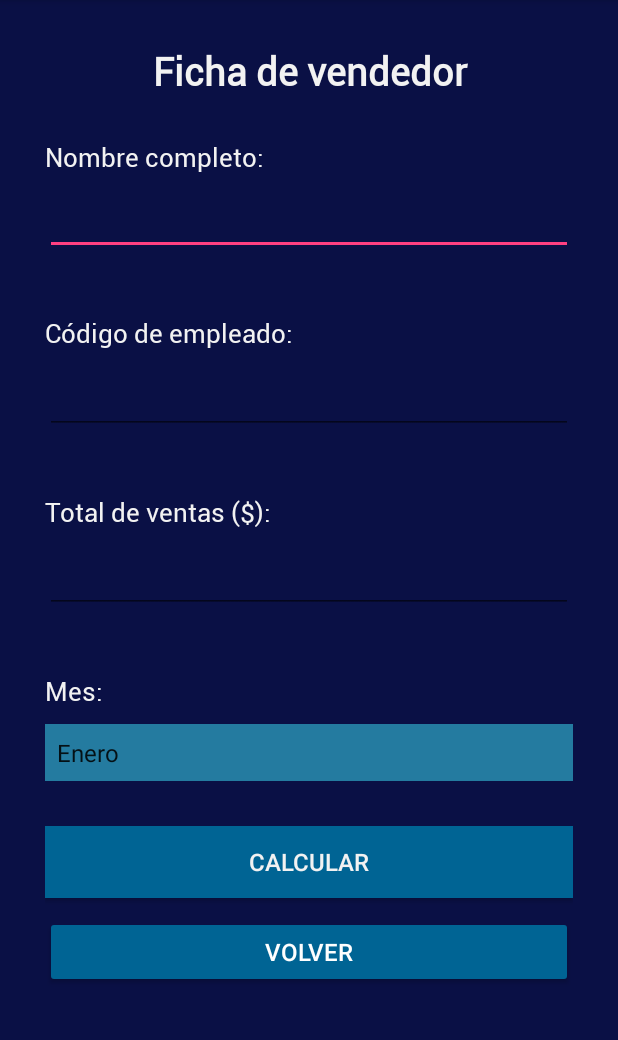
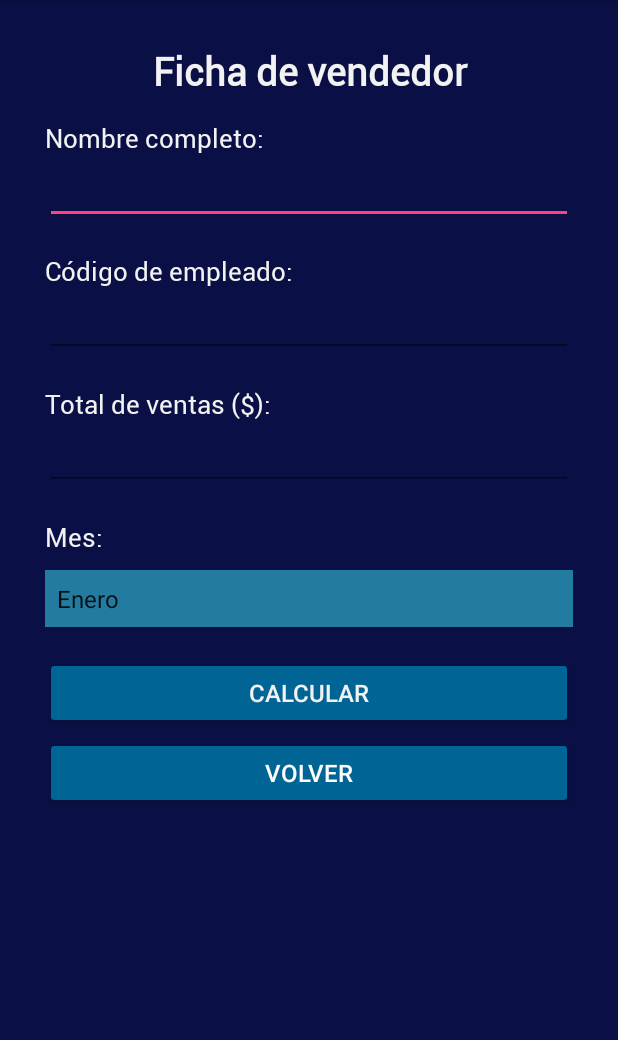
Before and after one commit to Ernest00/Prueba_Practica_1_DSM_LA181955_MA181956, an Android app: the screen it shows after launch (FichaVendedorActivity), on a phone screen of 412 x 824 dp, the part 84-1124 px from its top. Run offline under Robolectric (Android 15) with nearby library versions, the phone set to English and light mode, and no system bars.

Commit message:
Agregando linear layput y scroll view a formulario de ventas

```diff
--- a/PruebaPractica1DSM_LA181955_MA181956/app/src/main/java/com/example/pruebapractica1dsm_la181955_ma181956/FichaVendedorActivity.kt
+++ b/PruebaPractica1DSM_LA181955_MA181956/app/src/main/java/com/example/pruebapractica1dsm_la181955_ma181956/FichaVendedorActivity.kt
@@ -37,7 +37,7 @@ class FichaVendedorActivity : AppCompatActivity() {
         }
 
         btnCalcular.setOnClickListener {
-
+            spinner.selectedItem
         }
     }
 }
--- a/PruebaPractica1DSM_LA181955_MA181956/app/src/main/res/layout/activity_ficha_vendedor.xml
+++ b/PruebaPractica1DSM_LA181955_MA181956/app/src/main/res/layout/activity_ficha_vendedor.xml
@@ -7,9 +7,18 @@
     android:background="#0A1045"
     android:padding="30sp"
     android:textAlignment="center"
-    tools:context=".FichaVendedorActivity"
-    tools:menu="Hola">
+    tools:context=".FichaVendedorActivity">
+    <ScrollView
+        android:id="@+id/scrollVertical"
+        android:layout_width="match_parent"
+        android:layout_height="match_parent"
+        tools:layout_editor_absoluteX="1dp"
+        tools:layout_editor_absoluteY="1dp">
 
+        <LinearLayout
+            android:layout_width="match_parent"
+            android:layout_height="wrap_content"
+            android:orientation="vertical" >
             <TextView
                 android:id="@+id/txtTituloFichaVendedor"
                 android:layout_width="match_parent"
@@ -27,81 +36,83 @@
                 android:id="@+id/textView4"
                 android:layout_width="wrap_content"
                 android:layout_height="wrap_content"
-        android:layout_marginTop="28dp"
+                android:layout_marginTop="15sp"
                 android:fontFamily="@font/roboto_regular"
                 android:text="Nombre completo:"
                 android:textColor="#f2f2f2"
                 android:textSize="17sp"
-        app:layout_constraintTop_toBottomOf="@+id/txtTituloFichaVendedor"
                 tools:layout_editor_absoluteX="3dp" />
-
+            <EditText
+                android:id="@+id/txtNombre"
+                android:layout_width="match_parent"
+                android:layout_height="wrap_content"
+                android:ems="10"
+                android:inputType="textPersonName"
+                android:textColor="#f2f2f2"
+                tools:layout_editor_absoluteX="4dp" />
+            <TextView
+                android:id="@+id/txtErrorNombre"
+                android:layout_width="wrap_content"
+                android:layout_height="wrap_content"
+                android:textColor="#E91E63"
+                android:textStyle="bold"
+                tools:layout_editor_absoluteX="-1dp" />
             <TextView
                 android:id="@+id/textView5"
                 android:layout_width="wrap_content"
                 android:layout_height="wrap_content"
-        android:layout_marginTop="40dp"
                 android:fontFamily="@font/roboto_regular"
                 android:text="Código de empleado:"
                 android:textColor="#f2f2f2"
                 android:textSize="17sp"
-        app:layout_constraintTop_toBottomOf="@+id/txtNombre"
                 tools:layout_editor_absoluteX="3dp" />
-
+            <EditText
+                android:id="@+id/txtCodigo"
+                android:layout_width="match_parent"
+                android:layout_height="wrap_content"
+                android:ems="10"
+                android:inputType="number"
+                android:textColor="#f2f2f2"
+                tools:layout_editor_absoluteX="0dp" />
+            <TextView
+                android:id="@+id/txtErrorCodigo"
+                android:layout_width="wrap_content"
+                android:layout_height="wrap_content"
+                android:textColor="#E91E63"
+                android:textStyle="bold"
+                tools:layout_editor_absoluteX="0dp" />
             <TextView
                 android:id="@+id/textView6"
                 android:layout_width="wrap_content"
                 android:layout_height="wrap_content"
-        android:layout_marginTop="40dp"
                 android:fontFamily="@font/roboto_regular"
                 android:text="Total de ventas ($):"
                 android:textColor="#f2f2f2"
                 android:textSize="17sp"
-        app:layout_constraintTop_toBottomOf="@+id/txtCodigo"
                 tools:layout_editor_absoluteX="3dp" />
-
+            <EditText
+                android:id="@+id/txtTotalVentas"
+                android:layout_width="match_parent"
+                android:layout_height="wrap_content"
+                android:ems="10"
+                android:inputType="number"
+                android:textColor="#f2f2f2"
+                tools:layout_editor_absoluteX="3dp" />
+            <TextView
+                android:id="@+id/txtErrorVentas"
+                android:layout_width="wrap_content"
+                android:layout_height="wrap_content"
+                android:textColor="#E91E63"
+                android:textStyle="bold"
+                tools:layout_editor_absoluteX="3dp" />
             <TextView
                 android:id="@+id/textView7"
                 android:layout_width="match_parent"
                 android:layout_height="wrap_content"
-        android:layout_marginTop="40dp"
                 android:fontFamily="@font/roboto_regular"
                 android:text="Mes:"
                 android:textColor="#f2f2f2"
                 android:textSize="17sp"
-        app:layout_constraintTop_toBottomOf="@+id/txtTotalVentas"
-        tools:layout_editor_absoluteX="3dp" />
-
-    <EditText
-        android:id="@+id/txtNombre"
-        android:layout_width="match_parent"
-        android:layout_height="wrap_content"
-        android:layout_marginTop="60dp"
-        android:ems="10"
-        android:inputType="textPersonName"
-        android:textColor="#f2f2f2"
-        app:layout_constraintTop_toBottomOf="@+id/txtTituloFichaVendedor"
-        tools:layout_editor_absoluteX="4dp" />
-
-    <EditText
-        android:id="@+id/txtCodigo"
-        android:layout_width="match_parent"
-        android:layout_height="wrap_content"
-        android:layout_marginTop="10dp"
-        android:ems="10"
-        android:inputType="number"
-        android:textColor="#f2f2f2"
-        app:layout_constraintTop_toBottomOf="@+id/textView5"
-        tools:layout_editor_absoluteX="0dp" />
-
-    <EditText
-        android:id="@+id/txtTotalVentas"
-        android:layout_width="match_parent"
-        android:layout_height="wrap_content"
-        android:layout_marginTop="10dp"
-        android:ems="10"
-        android:inputType="number"
-        android:textColor="#f2f2f2"
-        app:layout_constraintTop_toBottomOf="@+id/textView6"
                 tools:layout_editor_absoluteX="3dp" />
 
             <Spinner
@@ -109,13 +120,12 @@
                 style="@android:style/Widget.Spinner.DropDown"
                 android:layout_width="match_parent"
                 android:layout_height="wrap_content"
-        android:layout_marginTop="10dp"
+                android:layout_marginTop="10sp"
                 android:background="#247BA0"
                 android:dropDownWidth="match_parent"
                 android:paddingTop="8sp"
                 android:paddingBottom="8sp"
                 android:popupBackground="#247BA0"
-        app:layout_constraintTop_toBottomOf="@+id/textView7"
                 tools:layout_editor_absoluteX="1dp" />
 
             <Button
@@ -123,55 +133,24 @@
                 style="@style/Widget.AppCompat.Button"
                 android:layout_width="match_parent"
                 android:layout_height="wrap_content"
-        android:layout_marginTop="30dp"
-        android:background="#FF8811"
+                android:layout_marginTop="20sp"
                 android:backgroundTint="#FF8811"
                 android:backgroundTintMode="add"
                 android:text="Calcular"
                 android:textColor="#f2f2f2"
                 android:textSize="16sp"
-        app:layout_constraintTop_toBottomOf="@+id/listaMeses"
                 tools:layout_editor_absoluteX="31dp" />
-
-    <TextView
-        android:id="@+id/txtErrorNombre"
-        android:layout_width="wrap_content"
-        android:layout_height="wrap_content"
-        android:layout_marginTop="150dp"
-        android:textColor="#E91E63"
-        android:textStyle="bold"
-        app:layout_constraintTop_toTopOf="parent"
-        tools:layout_editor_absoluteX="-1dp" />
-
-    <TextView
-        android:id="@+id/txtErrorCodigo"
-        android:layout_width="wrap_content"
-        android:layout_height="wrap_content"
-        android:layout_marginTop="6dp"
-        android:textColor="#E91E63"
-        android:textStyle="bold"
-        app:layout_constraintTop_toBottomOf="@+id/txtCodigo"
-        tools:layout_editor_absoluteX="0dp" />
-
-    <TextView
-        android:id="@+id/txtErrorVentas"
-        android:layout_width="wrap_content"
-        android:layout_height="wrap_content"
-        android:layout_marginTop="6dp"
-        android:textColor="#E91E63"
-        android:textStyle="bold"
-        app:layout_constraintTop_toBottomOf="@+id/txtTotalVentas"
-        tools:layout_editor_absoluteX="3dp" />
 
             <Button
                 android:id="@+id/btnVolverMenu1"
                 style="@style/Widget.AppCompat.Button"
                 android:layout_width="match_parent"
                 android:layout_height="wrap_content"
-        android:layout_marginTop="12dp"
+                android:layout_marginTop="5sp"
                 android:text="Volver"
                 android:textSize="16sp"
-        app:layout_constraintTop_toBottomOf="@+id/btnCalcularFicha"
                 tools:layout_editor_absoluteX="0dp" />
+        </LinearLayout>
+    </ScrollView>
 
 </androidx.constraintlayout.widget.ConstraintLayout>
```
Lines whose indentation alone changed are shown as unchanged.
